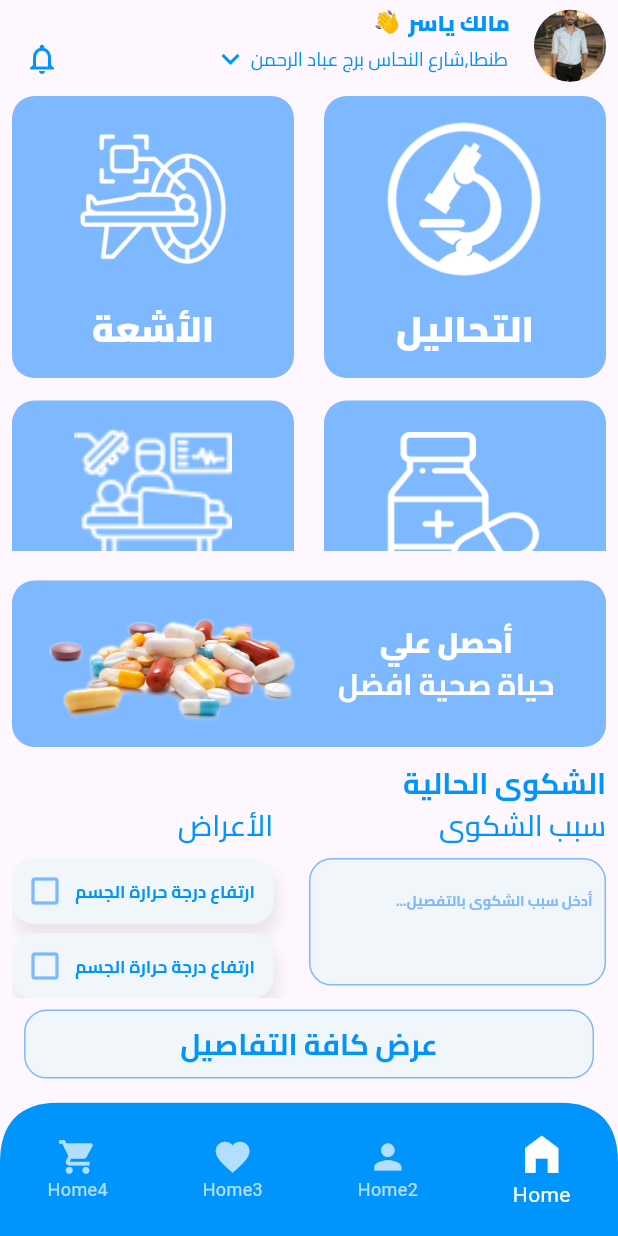
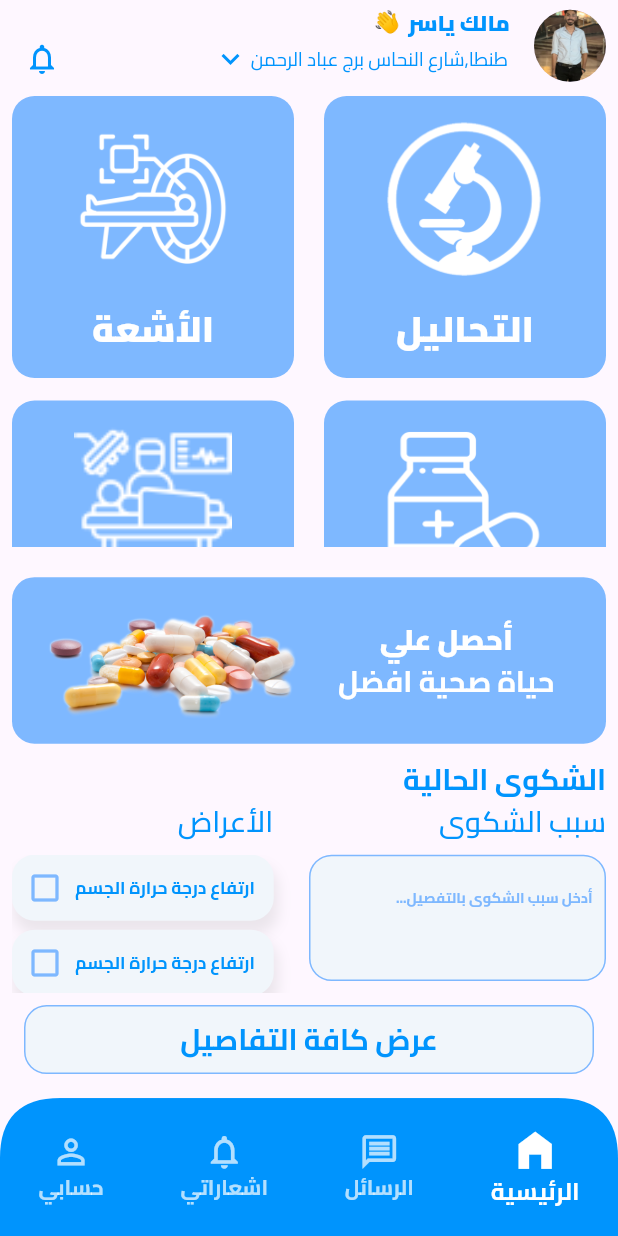
Before and after one commit to AlaaNabilKhalaf/Wqaya, a Flutter app: the screen it shows after launch, on a phone screen of 412 x 824 dp. Run offline on Flutter 3.47's test engine with Material 3 defaults, Android fonts, the phone set to English and light mode, and no system bars; our stand-ins replace bloc, easy_localization, flutter_bloc, flutter_screenutil, flutter_svg; project files that could hold a hidden picture were left out.

Commit message:
added bottom nav bar translation and finished it

```diff
--- a/assets/locals/translations/ar-EG.json
+++ b/assets/locals/translations/ar-EG.json
@@ -37,6 +37,9 @@
   "save": "حفظ",
   "anotherComplaint": "شكوى اخرى",
   "pastComplaints": "الشكاوي القديمة",
-  "newComplaint": "الشكوى الجديدة"
-
+  "newComplaint": "الشكوى الجديدة",
+  "home": "الرئيسية",
+  "messages":"الرسائل" ,
+  "notifications": "اشعاراتي",
+  "myAcc": "حسابي"
 }
--- a/lib/Features/NavBar/Presentation/Widgets/custom_bottom_nav_bar.dart
+++ b/lib/Features/NavBar/Presentation/Widgets/custom_bottom_nav_bar.dart
@@ -2,6 +2,7 @@ import 'package:flutter/material.dart';
 import 'package:flutter_bloc/flutter_bloc.dart';
 import 'package:wqaya/Core/utils/colors.dart';
 import 'package:wqaya/Core/utils/constance.dart';
+import 'package:wqaya/Core/utils/fonts.dart';
 import 'package:wqaya/Features/NavBar/Presentation/view_model/bottom_nav_bar_cubit.dart';
 
 class CustomBottomNavBar extends StatelessWidget {
@@ -42,7 +43,8 @@ class CustomBottomNavBar extends StatelessWidget {
                         labels[index],
                         style: TextStyle(
                           color: isSelected ? Colors.white : Colors.white70,
-                          fontSize: isSelected ? 14 : 12,
+                          fontSize: isSelected ? 16 : 14,
+                          fontFamily: bold
                         ),
                       ),
                     ],
--- a/lib/Features/NavBar/Presentation/view_model/bottom_nav_bar_cubit.dart
+++ b/lib/Features/NavBar/Presentation/view_model/bottom_nav_bar_cubit.dart
@@ -1,4 +1,5 @@
 import 'package:bloc/bloc.dart';
+import 'package:easy_localization/easy_localization.dart';
 import 'package:flutter/material.dart';
 import 'package:wqaya/Features/Home/Presentation/Views/home_view.dart';
 import 'package:wqaya/Features/NavBar/Presentation/Views/nav_bar_view.dart';
@@ -16,16 +17,16 @@ class BottomNavCubit extends Cubit<int> {
     CartView(),
   ];
   final List<String> labels =[
-    "Home",
-    "Home2",
-    "Home3",
-    "Home4",
+    "home".tr(),
+    "messages".tr(),
+    "notifications".tr(),
+    "myAcc".tr(),
   ];
 
   final List<IconData> icons = [
     Icons.home_filled,
-    Icons.person,
-    Icons.favorite,
-    Icons.shopping_cart,
+    Icons.message_outlined,
+    Icons.notifications_none_outlined,
+    Icons.person_outline,
   ];
 }
```
